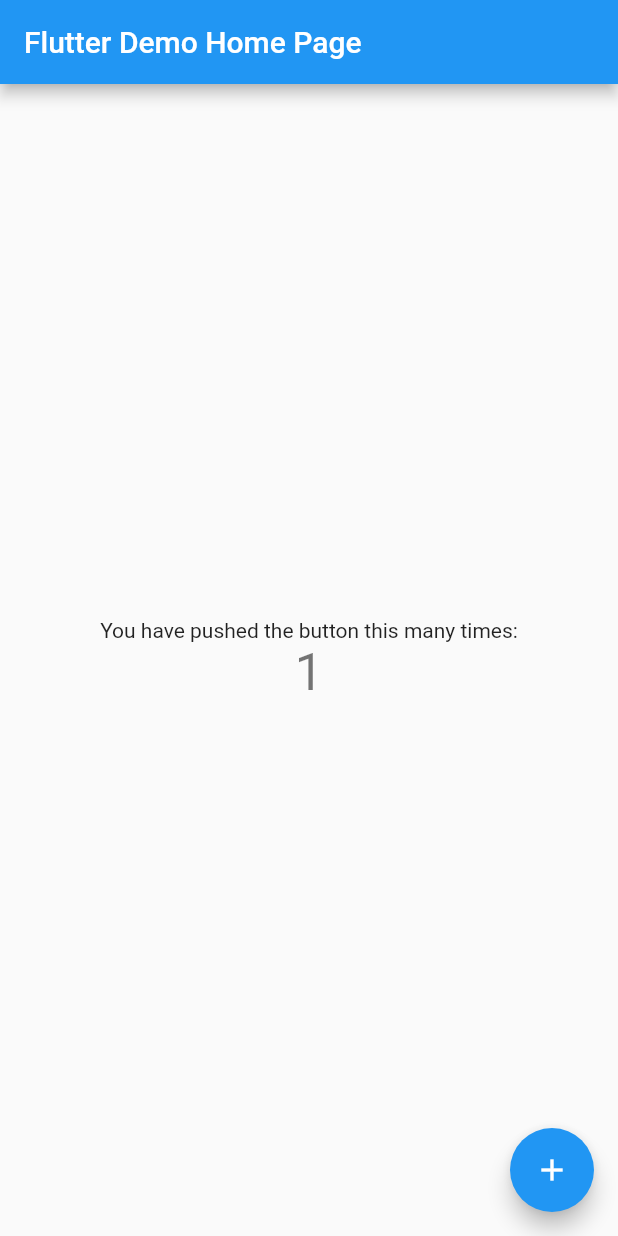
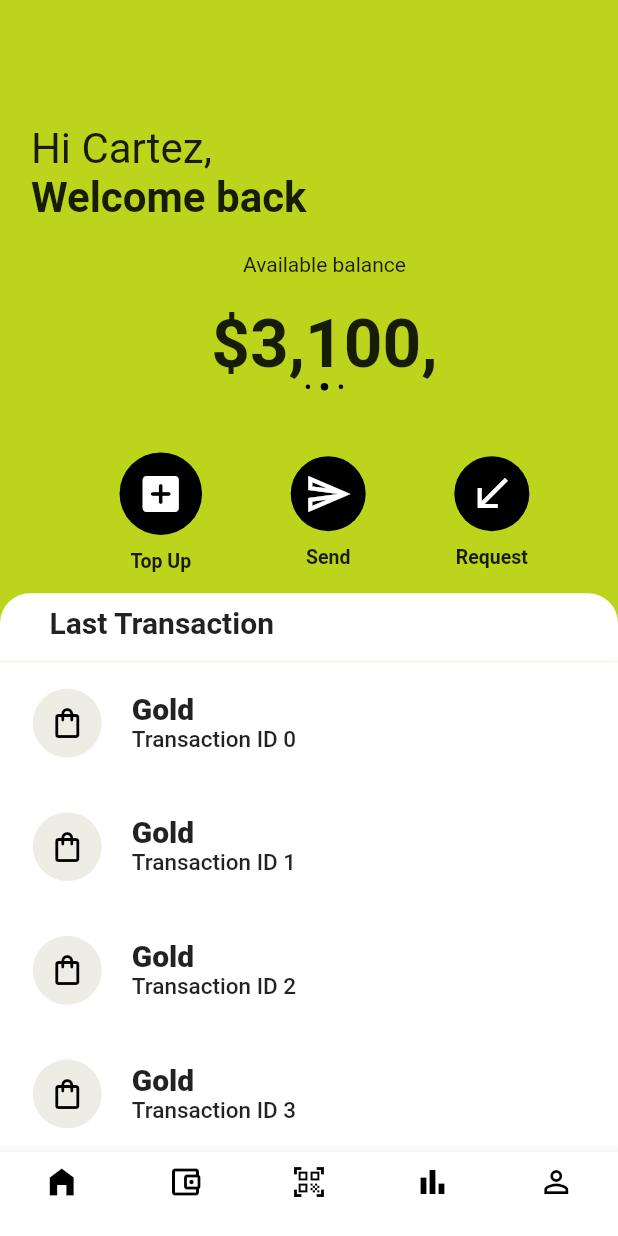
Before and after one commit to dart-lightning/lndart.clnapp, a Flutter app: the screen it shows after launch, after a tap on the "add" icon, on a phone screen of 412 x 824 dp. Run offline on Flutter 3.47's test engine with Material 2 defaults, Android fonts, the phone set to English and light mode, and no system bars.

Commit message:
feat: Example App Home Page UI

```diff
--- /dev/null
+++ b/lib/home.dart
@@ -0,0 +1,279 @@
+import 'package:flutter/material.dart';
+import 'package:flutter/cupertino.dart';
+import 'package:flutter/rendering.dart';
+import 'package:flutter/widgets.dart';
+
+class home extends StatefulWidget {
+  @override
+  State<home> createState() => _homeState();
+}
+
+class _homeState extends State<home> {
+  // final CategoriesScroller categoriesScroller = CategoriesScroller();
+
+  ScrollController controller = ScrollController();
+
+  bool closeTopContainer = false;
+
+  double topContainer = 0;
+
+  @override
+  void initState() {
+    super.initState();
+    controller.addListener(() {
+      double value = controller.offset /300;
+      setState(() {
+        topContainer = value;
+        closeTopContainer = controller.offset > 0;
+      });
+    });
+  }
+
+  @override
+  Widget build(BuildContext context) {
+    final double categoryHeight = MediaQuery.of(context).size.height *0.48;
+    return SafeArea(
+      child: Scaffold(
+        backgroundColor: Color(0xFFBCD51C),
+        body: Container(
+          height: MediaQuery.of(context).size.height,
+          child: Column(
+            children: <Widget>[
+              AnimatedOpacity(
+                duration: const Duration(milliseconds: 120),
+                opacity: closeTopContainer ? 0 : 1,
+                child: AnimatedContainer(
+                    duration: const Duration(milliseconds: 1000),
+                    width: MediaQuery.of(context).size.width,
+                    alignment: Alignment.topCenter,
+                    height: closeTopContainer ? 0 : categoryHeight,
+                    child: Container(
+                      padding: EdgeInsets.only(left: MediaQuery.of(context).size.width*0.05),
+                      color: Color(0xFFBCD51C),
+                      width: MediaQuery.of(context).size.width,
+                      child: Column(
+                        children: [
+                          SizedBox(
+                            height: MediaQuery.of(context).size.height*0.1,
+                          ),
+                          Container(
+                            alignment: Alignment.centerLeft,
+                              child: Text("Hi Cartez,",style: TextStyle(fontSize: 28),)
+                          ),
+                          Container(
+                              alignment: Alignment.centerLeft,
+                              child:Text("Welcome back",style: TextStyle(fontSize: 28,fontWeight: FontWeight.bold),),
+                          ),
+                          SizedBox(
+                            height: 20,
+                          ),
+                          Text("Available balance",style: TextStyle(fontSize: 14),),
+                          SizedBox(
+                            height: 18,
+                          ),
+                          Text("\$3,100,",style: TextStyle(fontSize: 45,fontWeight: FontWeight.bold),),
+                          Row(
+                            mainAxisAlignment: MainAxisAlignment.center,
+                            children: [
+                              Container(
+                                height: 3,
+                                width: 3,
+                                decoration: BoxDecoration(
+                                  shape: BoxShape.circle,
+                                  color: Colors.black,
+                                ),
+                              ),
+                              SizedBox(
+                                width: 7,
+                              ),
+                              Container(
+                                height: 5,
+                                width: 5,
+                                decoration: BoxDecoration(
+                                  shape: BoxShape.circle,
+                                  color: Colors.black,
+                                ),
+                              ),
+                              SizedBox(
+                                width: 7,
+                              ),
+                              Container(
+                                height: 3,
+                                width: 3,
+                                decoration: BoxDecoration(
+                                  shape: BoxShape.circle,
+                                  color: Colors.black,
+                                ),
+                              ),
+                            ],
+                          ),
+                          SizedBox(
+                            height: MediaQuery.of(context).size.height*0.05,
+                          ),
+                          Row(
+                            mainAxisAlignment: MainAxisAlignment.spaceEvenly,
+                            children: [
+                              Column(
+                                children: [
+                                  Container(
+                                    height: 55,
+                                    width: 55,
+                                    decoration: BoxDecoration(
+                                      shape: BoxShape.circle,
+                                      color: Colors.black,
+                                    ),
+                                    child:Icon(Icons.add_box_rounded, color: Colors.white,size: 32,),
+                                    alignment: Alignment.center,
+                                  ),
+                                  SizedBox(
+                                    height: 10,
+                                  ),
+                                  Text("Top Up",style: TextStyle(fontSize: 13,fontWeight: FontWeight.bold),),
+                                ],
+                              ),
+                              Column(
+                                children: [
+                                  Container(
+                                    height: 50,
+                                    width: 50,
+                                    decoration: BoxDecoration(
+                                      shape: BoxShape.circle,
+                                      color: Colors.black,
+                                    ),
+                                    child: Icon(Icons.send_outlined, color: Colors.white,size: 32,),
+                                    alignment: Alignment.center,
+                                  ),
+                                  SizedBox(
+                                    height: 10,
+                                  ),
+                                  Text("Send",style: TextStyle(fontSize: 13,fontWeight: FontWeight.bold),),
+                                ],
+                              ),
+                              Column(
+                                children: [
+                                  Container(
+                                    height: 50,
+                                    width: 50,
+                                    decoration: BoxDecoration(
+                                      shape: BoxShape.circle,
+                                      color: Colors.black,
+                                    ),
+                                    child: Icon(Icons.call_received_outlined, color: Colors.white,size: 32,),
+                                    alignment: Alignment.center,
+                                  ),
+                                  SizedBox(
+                                    height: 10,
+                                  ),
+                                  Text("Request",style: TextStyle(fontSize: 13,fontWeight: FontWeight.bold),),
+                                ],
+                              ),
+                            ],
+                          )
+                        ],
+                      ),
+                    )
+                ),
+              ),
+              Container(
+                decoration: BoxDecoration(
+                  color: Colors.white,
+                  borderRadius: BorderRadius.only(topLeft:  Radius.circular(20),topRight:  Radius.circular(20)),
+                ),
+                width: MediaQuery.of(context).size.width,
+                height: MediaQuery.of(context).size.height*0.055,
+                child: Padding(
+                  padding: EdgeInsets.fromLTRB(MediaQuery.of(context).size.width*0.08, MediaQuery.of(context).size.height*0.01, 0,0),
+                  child: Text("Last Transaction",style: TextStyle(fontSize: 20,fontWeight: FontWeight.bold),),
+                ),
+              ),
+              Expanded(
+                  child: Container(
+                    color: Colors.white,
+                    child: ListView.builder(
+                        controller: controller,
+                        itemCount: 50,
+                        itemBuilder: (context, index) {
+                          double scale = 1.0;
+                          if (topContainer >0.5) {
+                            scale = index + 0.5 - topContainer;
+                            if (scale < 0) {
+                              scale = 0;
+                            } else if (scale > 1) {
+                              scale = 1;
+                            }
+                          }
+                          return Opacity(
+                            opacity: scale,
+                            child: Align(
+                                alignment: Alignment.topCenter,
+                                child: Container(
+                                  padding: EdgeInsets.only(left: MediaQuery.of(context).size.width*0.053),
+                                    height: MediaQuery.of(context).size.height *0.1,
+                                    width: MediaQuery.of(context).size.width,
+                                    child: Row(
+                                      children: [
+                                        Container(
+                                          height: 46,
+                                          width: 46,
+                                          decoration: BoxDecoration(
+                                            shape: BoxShape.circle,
+                                            color: Color(0xFFEDEDE6),
+                                          ),
+                                          child: Icon(Icons.shopping_bag_outlined, color: Colors.black,),
+                                          alignment: Alignment.center,
+                                        ),
+                                        Padding(
+                                          padding: EdgeInsets.only(left: 20,top: 20),
+                                          child: Column(
+                                            crossAxisAlignment: CrossAxisAlignment.start,
+                                            children: [
+                                              Text("Gold",style: TextStyle(fontSize: 20,fontWeight: FontWeight.w900),),
+                                              Text("Transaction ID $index",style: TextStyle(fontSize: 15,fontWeight: FontWeight.w500),),
+                                            ],
+                                          ),
+                                        ),
+                                      ],
+                                    )
+                                )
+                            ),
+                          );
+                        }),
+                  )),
+            ],
+          ),
+        ),
+        bottomNavigationBar: BottomNavigationBar(
+          currentIndex: 0,
+          selectedItemColor: Colors.black,
+          backgroundColor: Colors.white,
+          type: BottomNavigationBarType.fixed,
+          onTap: (int index) {
+
+          },
+            items:[
+              BottomNavigationBarItem(
+                icon: Icon(Icons.home_filled, color: Colors.black,),
+                label: '',
+              ),
+              BottomNavigationBarItem(
+                icon: Icon(Icons.account_balance_wallet_outlined, color: Colors.black,),
+                label: '',
+              ),
+              BottomNavigationBarItem(
+                icon: Icon(Icons.qr_code_scanner, color: Colors.black,),
+                label: '',
+              ),
+              BottomNavigationBarItem(
+                icon: Icon(Icons.bar_chart, color: Colors.black,),
+                label: '',
+              ),
+              BottomNavigationBarItem(
+                icon: Icon(Icons.perm_identity, color: Colors.black,),
+                label: '',
+              ),
+            ],
+        ),
+      ),
+    );
+  }
+}
--- a/lib/main.dart
+++ b/lib/main.dart
@@ -1,3 +1,4 @@
+import 'package:clnapp/home.dart';
 import 'package:flutter/material.dart';
 
 void main() {
@@ -7,21 +8,12 @@
 class MyApp extends StatelessWidget {
   const MyApp({Key? key}) : super(key: key);
 
-  // This widget is the root of your application.
   @override
   Widget build(BuildContext context) {
     return MaterialApp(
       title: 'Flutter Demo',
+      debugShowCheckedModeBanner: false,
       theme: ThemeData(
-        // This is the theme of your application.
-        //
-        // Try running your application with "flutter run". You'll see the
-        // application has a blue toolbar. Then, without quitting the app, try
-        // changing the primarySwatch below to Colors.green and then invoke
-        // "hot reload" (press "r" in the console where you ran "flutter run",
-        // or simply save your changes to "hot reload" in a Flutter IDE).
-        // Notice that the counter didn't reset back to zero; the application
-        // is not restarted.
         primarySwatch: Colors.blue,
       ),
       home: const MyHomePage(title: 'Flutter Demo Home Page'),
@@ -31,16 +23,6 @@
 
 class MyHomePage extends StatefulWidget {
   const MyHomePage({Key? key, required this.title}) : super(key: key);
-
-  // This widget is the home page of your application. It is stateful, meaning
-  // that it has a State object (defined below) that contains fields that affect
-  // how it looks.
-
-  // This class is the configuration for the state. It holds the values (in this
-  // case the title) provided by the parent (in this case the App widget) and
-  // used by the build method of the State. Fields in a Widget subclass are
-  // always marked "final".
-
   final String title;
 
   @override
@@ -50,49 +32,14 @@
 class _MyHomePageState extends State<MyHomePage> {
   int _counter = 0;
 
-  void _incrementCounter() {
-    setState(() {
-      // This call to setState tells the Flutter framework that something has
-      // changed in this State, which causes it to rerun the build method below
-      // so that the display can reflect the updated values. If we changed
-      // _counter without calling setState(), then the build method would not be
-      // called again, and so nothing would appear to happen.
-      _counter++;
-    });
-  }
-
   @override
   Widget build(BuildContext context) {
-    // This method is rerun every time setState is called, for instance as done
-    // by the _incrementCounter method above.
-    //
-    // The Flutter framework has been optimized to make rerunning build methods
-    // fast, so that you can just rebuild anything that needs updating rather
-    // than having to individually change instances of widgets.
     return Scaffold(
       appBar: AppBar(
-        // Here we take the value from the MyHomePage object that was created by
-        // the App.build method, and use it to set our appbar title.
         title: Text(widget.title),
       ),
       body: Center(
-        // Center is a layout widget. It takes a single child and positions it
-        // in the middle of the parent.
         child: Column(
-          // Column is also a layout widget. It takes a list of children and
-          // arranges them vertically. By default, it sizes itself to fit its
-          // children horizontally, and tries to be as tall as its parent.
-          //
-          // Invoke "debug painting" (press "p" in the console, choose the
-          // "Toggle Debug Paint" action from the Flutter Inspector in Android
-          // Studio, or the "Toggle Debug Paint" command in Visual Studio Code)
-          // to see the wireframe for each widget.
-          //
-          // Column has various properties to control how it sizes itself and
-          // how it positions its children. Here we use mainAxisAlignment to
-          // center the children vertically; the main axis here is the vertical
-          // axis because Columns are vertical (the cross axis would be
-          // horizontal).
           mainAxisAlignment: MainAxisAlignment.center,
           children: <Widget>[
             const Text(
@@ -106,10 +53,13 @@
         ),
       ),
       floatingActionButton: FloatingActionButton(
-        onPressed: _incrementCounter,
+        onPressed: (){
+          Navigator.pushReplacement(context,
+              MaterialPageRoute(builder: (context) => home()));
+        },
         tooltip: 'Increment',
         child: const Icon(Icons.add),
-      ), // This trailing comma makes auto-formatting nicer for build methods.
+      ),
     );
   }
 }
```
Also changed, not shown: 1 other file.
